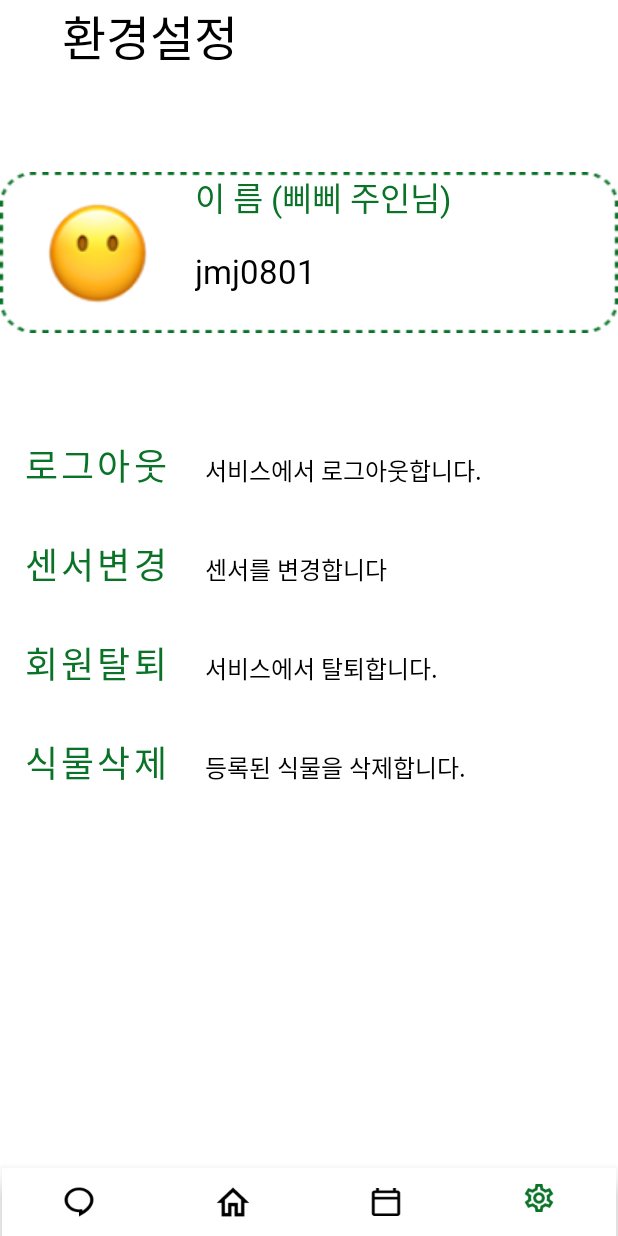
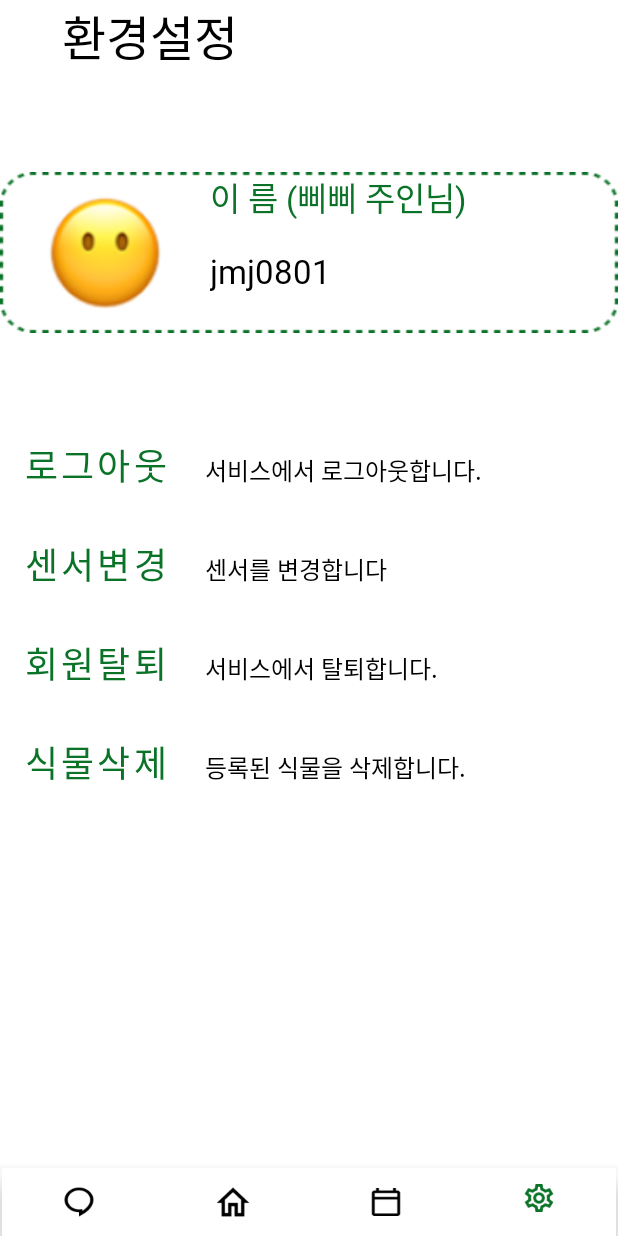
Before and after one commit to BanApp/BeMyPlant_Frontend, an Android app: the SettingActivity screen opened directly, with no data from a screen before it, on a phone screen of 412 x 824 dp. Run offline under Robolectric (Android 15) with nearby library versions, the phone set to English and light mode, and no system bars; libraries missing offline, so code that uses them is left out: io.realm; network calls fail; 6 statements that could not run were skipped.

Commit message:
신분증src수정

```diff
--- a/BeMyPlant/app/src/main/java/com/example/bemyplant/MainActivity.kt
+++ b/BeMyPlant/app/src/main/java/com/example/bemyplant/MainActivity.kt
@@ -141,6 +141,7 @@ class MainActivity : AppCompatActivity() {
             var transImageToBitmap = byteArrayToBitmap(plantImageVar)
             mainFlowerImgBtn.setImageBitmap(transImageToBitmap)
             currentPlantImage = PlantImage(R.drawable.flower, "Default Image")
+            mainFlowerImgBtn.setBackgroundResource(R.color.transparent)
 //
         } else {
             plantNameTextView.text = ""
--- a/BeMyPlant/app/src/main/java/com/example/bemyplant/SettingActivity.kt
+++ b/BeMyPlant/app/src/main/java/com/example/bemyplant/SettingActivity.kt
@@ -81,6 +81,7 @@ class SettingActivity : AppCompatActivity() {
         if (vo != null) {
             var userImageBitmap = byteArrayToBitmap(vo.userImage)
             userImage.setImageBitmap(userImageBitmap)
+            userImage.setBackgroundResource(R.color.transparent)
         } else {
             userImage.setImageResource(R.drawable.user_image)
         }
--- a/BeMyPlant/app/src/main/res/layout/activity_main.xml
+++ b/BeMyPlant/app/src/main/res/layout/activity_main.xml
@@ -43,7 +43,7 @@
         android:scaleType="fitCenter"
         android:background="@android:color/transparent"
         android:src="@drawable/image_plant"
-        app:backgroundTint="#DFF4C7"
+        app:backgroundTint="@color/transparent"
         app:layout_constraintBottom_toBottomOf="parent"
         app:layout_constraintEnd_toEndOf="parent"
         app:layout_constraintHorizontal_bias="0.498"
--- a/BeMyPlant/app/src/main/res/layout/activity_setting.xml
+++ b/BeMyPlant/app/src/main/res/layout/activity_setting.xml
@@ -49,12 +49,14 @@
 
 
         <ImageView
+            android:layout_gravity="center"
             android:id="@+id/imageView_setting_user"
-            android:layout_width="wrap_content"
-            android:layout_height="match_parent"
+            android:layout_width="80dp"
+            android:layout_height="80dp"
+            android:background="@color/transparent"
             android:src="@drawable/user_image"
             tools:layout_editor_absoluteX="31dp"
-            tools:layout_editor_absoluteY="87dp"/>
+            tools:layout_editor_absoluteY="87dp" />
 
         <LinearLayout
             android:layout_width="match_parent"
--- a/BeMyPlant/app/src/main/res/layout/fragment_flower_id.xml
+++ b/BeMyPlant/app/src/main/res/layout/fragment_flower_id.xml
@@ -16,7 +16,8 @@
         android:layout_width="0dp"
         android:layout_height="100dp"
         android:scaleType="fitCenter"
-        android:background="@drawable/flower"
+        android:background="@color/transparent"
+        android:src="@drawable/flower"
         app:layout_constraintBottom_toBottomOf="parent"
         app:layout_constraintDimensionRatio="1:1.1"
         app:layout_constraintEnd_toStartOf="@+id/verticalGuideline"
```
Also changed, not shown: BeMyPlant/app/src/main/res/layout/fragment_plant_image_select2.xml (+4 -3 lines).
